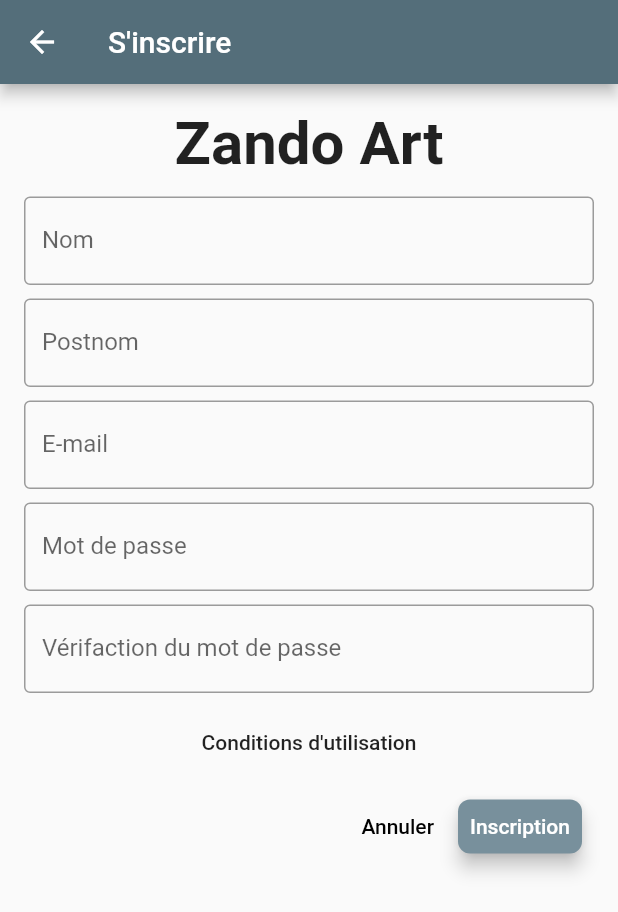
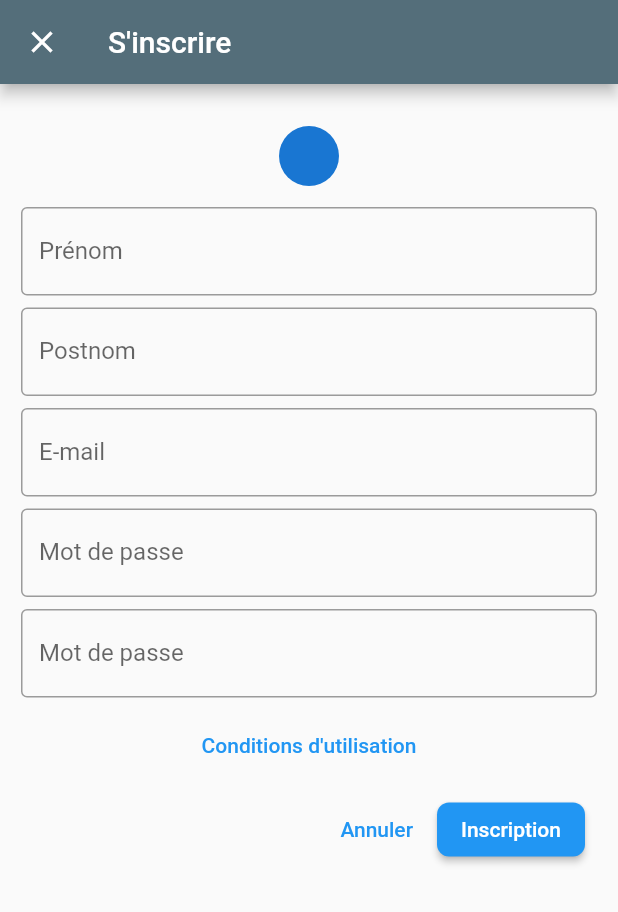
Before and after one commit to ardinbig/zando-art, a Flutter app: the screen it shows after launch, after a tap on "Créer un compte", on a phone screen of 412 x 824 dp. Shown: the top 912 px of the screen. Run offline on Flutter 3.47's test engine with Material 2 defaults, Android fonts, the phone set to English and light mode, and no system bars.

Commit message:
Fixing Auth Screen UI

```diff
--- a/lib/src/app.dart
+++ b/lib/src/app.dart
@@ -1,7 +1,7 @@
 import 'package:flutter/material.dart';
 
-import 'route.dart' as app;
-import 'theme.dart';
+import 'constants/route.dart' as app;
+import 'constants/theme.dart';
 
 class ZandoArtApp extends StatelessWidget {
   @override
--- a/lib/src/route.dart
+++ b/lib/src/constants/route.dart
@@ -1,8 +1,6 @@
-import 'views/screens/screens.dart';
+import '../views/screens/screens.dart';
 
 class Route {
-  Route._();
-
   static const String login = '/';
   static const String category = '/category';
   static const String profile = '/profile';
--- a/lib/src/theme.dart
+++ b/lib/src/constants/theme.dart
@@ -1,6 +1,6 @@
 import 'package:flutter/material.dart';
 
-import 'constants/color.dart';
+import '../constants/color.dart';
 
 class ZandoArtTheme {
   const ZandoArtTheme._();
--- a/lib/src/views/screens/login_screen.dart
+++ b/lib/src/views/screens/login_screen.dart
@@ -1,171 +1,120 @@
-import 'dart:async';
-
 import 'package:flutter/material.dart';
 
-import '/src/models/user.dart';
-import '/src/constants/color.dart';
-import 'sign_in_screen.dart';
+import 'signup_screen.dart';
 
-
-class LoginScreen extends StatefulWidget {
-  @override
-  _LoginScreenState createState() => _LoginScreenState();
-}
-
-class _LoginScreenState extends State<LoginScreen> {
-  String _message = "";
-  final _emailController = TextEditingController();
-  final _passwordController = TextEditingController();
-  final _borderRadius = BorderRadius.all(Radius.circular(8.0));
-
-  User? user;
+class LoginScreen extends StatelessWidget {
+  const LoginScreen({Key? key}) : super(key: key);
 
   @override
   Widget build(BuildContext context) {
     return Scaffold(
       body: SafeArea(
-        child: ListView(
-          padding: EdgeInsets.symmetric(horizontal: 24.0),
+        child: SingleChildScrollView(
+          padding: EdgeInsets.all(14.0),
+          child: Column(
+            children: [
+              Container(
+                margin: const EdgeInsets.all(18.0),
+                child: Column(
                   children: <Widget>[
-            _buildLogo(),
-            SizedBox(height: 60.0),
-            _buildTextField('Email', _emailController, false),
-            SizedBox(height: 9.0),
-            _buildTextField('Mot de passe', _passwordController, true),
-            SizedBox(height: 15.0),
-            _buildButtonBar(),
-            SizedBox(height: 40.0),
-            _buildSignIn(),
+                    CircleAvatar(
+                      backgroundImage: AssetImage('assets/images/logo.png'),
+                    ),
+                    Text(
+                      'Zando Art',
+                      style: Theme.of(context).textTheme.headline5,
+                    ),
                   ],
+                ),
+              ),
+              LoginForm(),
+            ],
+          ),
         ),
       ),
     );
   }
-
-  Widget _buildLogo() {
-    return Column(
-      children: <Widget>[
-        const SizedBox(height: 80.0),
-        Image.asset('assets/images/logo.png'),
-        Text(
-          'Zando Art',
-          style: Theme.of(context).textTheme.headline,
-        ),
-      ],
-    );
 }
 
-  Widget _buildButtonBar() {
-    return Row(
-      children: <Widget>[
-        Expanded(
-          child: RaisedButton(
-            color: ZandoSecondaryColor,
-            child: Text('Connexion'),
-            elevation: 5.0,
-            shape: RoundedRectangleBorder(borderRadius: _borderRadius),
-            onPressed: () {
-              _login();
-            },
-          ),
-        )
-      ],
-    );
+class LoginForm extends StatefulWidget {
+  const LoginForm({Key? key}) : super(key: key);
+
+  @override
+  _LoginFormState createState() => _LoginFormState();
 }
 
-  Widget _buildTextField(
-      String label, TextEditingController controller, bool isPassword) {
-    return Theme(
-      data: Theme.of(context).copyWith(primaryColor: ZandoMainColor),
-      child: TextFormField(
-        controller: controller,
-        decoration:
-            InputDecoration(labelText: label, border: OutlineInputBorder()),
+class _LoginFormState extends State<LoginForm> {
+  final _formKey = GlobalKey<FormState>(debugLabel: 'login-form');
+
+  // Map<String, dynamic> _data = {'email': '', 'password': ''};
+
+  Widget _buildTextFormField({
+    required String label,
+    required void Function(String) onChanged,
+    TextInputType keyboardType = TextInputType.text,
+    bool isPassword = false,
+  }) {
+    return TextFormField(
       obscureText: isPassword,
-        cursorColor: ZandoMainColor,
+      onChanged: onChanged,
+      autocorrect: false,
+      keyboardType: keyboardType,
+      decoration: InputDecoration(
+        labelText: label,
+        border: OutlineInputBorder(),
       ),
     );
   }
 
-  Widget _buildSignIn() => FlatButton(
-        child: Text("Créer un compte"),
+  @override
+  Widget build(BuildContext context) {
+    return Form(
+      key: _formKey,
+      child: Column(
+        children: <Widget>[
+          _buildTextFormField(
+            label: 'E-mail',
+            onChanged: (value) {
+              // TODO: Submit data
+            },
+          ),
+          const SizedBox(height: 8.0),
+          _buildTextFormField(
+            label: 'Mot de passe',
+            onChanged: (value) {
+              // TODO: Submit data
+            },
+          ),
+          ElevatedButton(
+            child: const Text('Connexion'),
+            onPressed: () {},
+            style: ElevatedButton.styleFrom(
+              shape: RoundedRectangleBorder(
+                borderRadius: BorderRadius.circular(8.0),
+              ),
+            ),
+          ),
+          TextButton(
+            child: const Text('Créer un compte'),
             onPressed: () {
               Navigator.push(
-              context, MaterialPageRoute(builder: (context) => SignInScreen()));
+                context,
+                MaterialPageRoute(
+                  fullscreenDialog: true,
+                  builder: (_) {
+                    return SignUpScreen();
                   },
+                ),
               );
-
-  Future<List> _login() async {
-    CircularProgressIndicator(
-      backgroundColor: Colors.brown,
-    );
-
-    // final response = await http.post("http://192.168.43.30:80/zando_art_web/login.php", body: {
-    //   "email": _emailController.text,
-    //   "password": _passwordController.text,
-    // });
-
-    final response;
-
-    var dataUser; //= json.decode(response.body);
-
-    if (dataUser.length == 0) {
-      setState(() {
-        _message = "Connexion échouée ! ";
-        // Fluttertoast.showToast(
-        //     msg: _message,
-        //     toastLength: Toast.LENGTH_SHORT,
-        //     gravity: ToastGravity.CENTER,
-        //     timeInSecForIos: 1,
-        //     backgroundColor: ZandoErrorColor,
-        //     textColor: Colors.black,
-        //     fontSize: 20.0
-        // );
-      });
-    } else {
-      setState(() {
-        // user = User();
-
-        // user.id = int.parse(dataUser[0]['id_user']);
-        // user.firstname = dataUser[0]['firstname'];
-        // user.lastname = dataUser[0]['lastname'];
-        // user.city =  dataUser[0]['city'];
-        // user.email = dataUser[0]['email'];
-        // user.avatar = dataUser[0]['avatar'];
-        // user.about = dataUser[0]['about'];
-
-        // Navigator.pushReplacement(context, MaterialPageRoute(
-        //     builder: (context) => HomeScreen(user: user,)
-        // ));
-
-        // Fluttertoast.showToast(
-        //     msg: "Bienvenue ${user.firstname}",
-        //     toastLength: Toast.LENGTH_LONG,
-        //     gravity: ToastGravity.CENTER,
-        //     timeInSecForIos: 1,
-        //     backgroundColor: ZandoSecondaryColor,
-        //     textColor: Colors.black,
-        //     fontSize: 20.0
-        // );
-      });
-    }
-
-    return dataUser;
-  }
-}
-
-class PrimaryColorOverride extends StatelessWidget {
-  const PrimaryColorOverride({Key? key, this.color, this.child})
-      : super(key: key);
-
-  final Color? color;
-  final Widget? child;
-
-  @override
-  Widget build(BuildContext context) {
-    return Theme(
-      child: child!,
-      data: Theme.of(context).copyWith(primaryColor: color),
+            },
+            style: TextButton.styleFrom(
+              shape: RoundedRectangleBorder(
+                borderRadius: BorderRadius.circular(8.0),
+              ),
+            ),
+          ),
+        ],
+      ),
     );
   }
 }
--- a/lib/src/views/screens/sign_in_screen.dart
+++ /dev/null
@@ -1,136 +0,0 @@
-import 'dart:ui';
-
-import 'package:flutter/material.dart';
-import 'package:zando_art/src/constants/color.dart';
-
-class SignInScreen extends StatefulWidget {
-  @override
-  _SignInScreenState createState() => _SignInScreenState();
-}
-
-class _SignInScreenState extends State<SignInScreen> {
-  final _firstNameController = TextEditingController();
-  final _secondNameController = TextEditingController();
-  final _emailController = new TextEditingController();
-  final _firstPasswordController = TextEditingController();
-  final _secondPasswordController = TextEditingController();
-
-  final _borderRadius = BorderRadius.all(Radius.circular(8.0));
-
-  @override
-  Widget build(BuildContext context) {
-    return Scaffold(
-      appBar: AppBar(
-        backgroundColor: ZandoMainColor,
-        title: Text('S\'inscrire'),
-      ),
-      body: SafeArea(
-        child: ListView(
-          padding: EdgeInsets.all(16.0),
-          children: <Widget>[
-            Row(
-              mainAxisAlignment: MainAxisAlignment.center,
-              children: <Widget>[
-                Text('Zando Art',
-                    style:
-                        TextStyle(fontSize: 40.0, fontWeight: FontWeight.bold)),
-              ],
-            ),
-            SizedBox(height: 12.0),
-            _buildTextField('Nom', _firstNameController, false),
-            SizedBox(height: 9.0),
-            _buildTextField('Postnom', _secondNameController, false),
-            SizedBox(height: 9.0),
-            _buildTextField('E-mail', _emailController, false),
-            SizedBox(height: 9.0),
-            _buildTextField('Mot de passe', _firstPasswordController, true),
-            SizedBox(height: 9.0),
-            _buildTextField(
-                'Vérifaction du mot de passe', _secondPasswordController, true),
-            SizedBox(height: 9.0),
-            _buildConditions(),
-            _buildButtonBar(),
-          ],
-        ),
-      ),
-    );
-  }
-
-  Widget _buildButtonBar() {
-    return ButtonBar(
-      children: <Widget>[
-        FlatButton(
-          child: Text('Annuler'),
-          highlightColor: ZandoSecondaryColor,
-          shape: RoundedRectangleBorder(borderRadius: _borderRadius),
-          onPressed: () {
-            _clearField();
-          },
-        ),
-        RaisedButton(
-          color: ZandoSecondaryColor,
-          child: Text('Inscription'),
-          elevation: 5.0,
-          shape: RoundedRectangleBorder(borderRadius: _borderRadius),
-          onPressed: () {
-            _addUser();
-            _clearField();
-            // Fluttertoast.showToast(
-            //   msg: "Inscription réussie !",
-            //   toastLength: Toast.LENGTH_SHORT,
-            //   gravity: ToastGravity.CENTER,
-            //   timeInSecForIos: 1,
-            //   backgroundColor: ZandoSecondaryColor,
-            //   textColor: Colors.black,
-            //   fontSize: 20.0
-            // );
-          },
-        ),
-      ],
-    );
-  }
-
-  Widget _buildConditions() {
-    return FlatButton(
-      child: Text('Conditions d\'utilisation'),
-      onPressed: () {},
-    );
-  }
-
-  Widget _buildTextField(
-      String label, TextEditingController controller, bool isPassword) {
-    return Theme(
-      data: Theme.of(context).copyWith(primaryColor: ZandoMainColor),
-      child: TextField(
-        controller: controller,
-        decoration:
-            InputDecoration(labelText: label, border: OutlineInputBorder()),
-        obscureText: isPassword,
-        cursorColor: ZandoMainColor,
-      ),
-    );
-  }
-
-  _clearField() {
-    _firstNameController.clear();
-    _secondNameController.clear();
-    _emailController.clear();
-    _firstPasswordController.clear();
-    _secondPasswordController.clear();
-  }
-
-  _addUser() {
-    var url = "http://192.168.43.30:80/zando_art_web/add_user.php";
-
-    // http.post(url, body: {
-    //   "firstname": _firstNameController.text,
-    //   "lastname": _secondNameController.text,
-
-    //   /// TODO: Testing if passwords are equals
-    //   // "password" : _firstPasswordController.text,
-
-    //   "password" : _firstPasswordController.text,
-    //   "email" : _emailController.text,
-    // });
-  }
-}
--- /dev/null
+++ b/lib/src/views/screens/signup_screen.dart
@@ -0,0 +1,127 @@
+import 'package:flutter/material.dart';
+
+class SignUpScreen extends StatelessWidget {
+  @override
+  Widget build(BuildContext context) {
+    return Scaffold(
+      appBar: AppBar(
+        title: const Text("S'inscrire"),
+      ),
+      body: SafeArea(
+        child: SingleChildScrollView(
+          padding: const EdgeInsets.all(14.0),
+          child: SignUpForm(),
+        ),
+      ),
+    );
+  }
+}
+
+class SignUpForm extends StatefulWidget {
+  const SignUpForm({Key? key}) : super(key: key);
+
+  @override
+  _SignUpFormState createState() => _SignUpFormState();
+}
+
+class _SignUpFormState extends State<SignUpForm> {
+  final _formKey = GlobalKey<FormState>(debugLabel: 'signup-form');
+
+  // Map<String, dynamic> _data = {
+  //   'name': '',
+  //   'secondName': '',
+  //   'email': '',
+  //   'password': '',
+  // };
+
+  Widget _buildTextFormField({
+    required String label,
+    required void Function(String) onChanged,
+    TextInputType keyboardType = TextInputType.text,
+    bool isPassword = false,
+  }) {
+    return TextFormField(
+      obscureText: isPassword,
+      onChanged: onChanged,
+      autocorrect: false,
+      keyboardType: keyboardType,
+      decoration: InputDecoration(
+        labelText: label,
+        border: OutlineInputBorder(),
+      ),
+    );
+  }
+
+  @override
+  Widget build(BuildContext context) {
+    return Form(
+      key: _formKey,
+      child: Column(
+        children: <Widget>[
+          Container(
+            margin: const EdgeInsets.all(14.0),
+            child: CircleAvatar(
+              radius: 20.0,
+            ),
+          ),
+          _buildTextFormField(
+            label: 'Prénom',
+            onChanged: (value) {},
+          ),
+          const SizedBox(height: 8.0),
+          _buildTextFormField(
+            label: 'Postnom',
+            onChanged: (value) {},
+          ),
+          const SizedBox(height: 8.0),
+          _buildTextFormField(
+            label: 'E-mail',
+            onChanged: (value) {},
+          ),
+          const SizedBox(height: 8.0),
+          _buildTextFormField(
+            label: 'Mot de passe',
+            onChanged: (value) {},
+          ),
+          const SizedBox(height: 8.0),
+          _buildTextFormField(
+            label: 'Mot de passe',
+            onChanged: (value) {},
+          ),
+          const SizedBox(height: 8.0),
+          TextButton(
+            child: const Text("Conditions d'utilisation"),
+            onPressed: () {},
+            style: TextButton.styleFrom(
+              shape: RoundedRectangleBorder(
+                borderRadius: BorderRadius.circular(8.0),
+              ),
+            ),
+          ),
+          ButtonBar(
+            children: <Widget>[
+              TextButton(
+                child: const Text('Annuler'),
+                onPressed: () {},
+                style: TextButton.styleFrom(
+                  shape: RoundedRectangleBorder(
+                    borderRadius: BorderRadius.circular(8.0),
+                  ),
+                ),
+              ),
+              ElevatedButton(
+                child: const Text('Inscription'),
+                onPressed: () {},
+                style: ElevatedButton.styleFrom(
+                  shape: RoundedRectangleBorder(
+                    borderRadius: BorderRadius.circular(8.0),
+                  ),
+                ),
+              ),
+            ],
+          ),
+        ],
+      ),
+    );
+  }
+}
--- /dev/null
+++ b/lib/src/views/screens/splash_screen.dart
@@ -0,0 +1,15 @@
+import 'package:flutter/material.dart';
+
+class SplashScreen extends StatelessWidget {
+  const SplashScreen({Key? key}) : super(key: key);
+
+  @override
+  Widget build(BuildContext context) {
+    return Scaffold(
+      backgroundColor: Theme.of(context).primaryColor,
+      body: Center(
+        child: CircularProgressIndicator(),
+      ),
+    );
+  }
+}
--- a/lib/src/views/widgets/app_drawer.dart
+++ b/lib/src/views/widgets/app_drawer.dart
@@ -1,6 +1,6 @@
 import 'package:flutter/material.dart';
 
-import '/src/route.dart' as App;
+import '/src/constants/route.dart' as App;
 
 class AppDrawer extends StatelessWidget {
   const AppDrawer({Key? key}) : super(key: key);
```
Also changed, not shown: 1 other file. Lines whose indentation alone changed are shown as unchanged.
